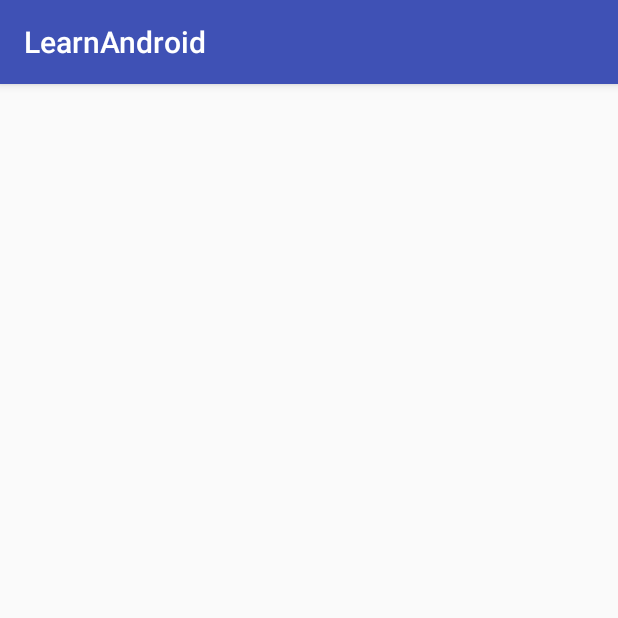
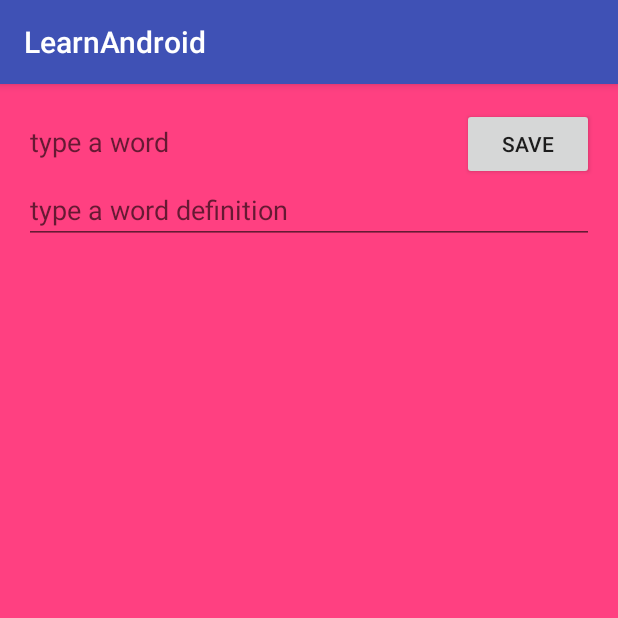
Before and after one commit to anztrax/learn-making-android-app, an Android app: the LearnUsingLoaderActivity screen opened directly, with no data from a screen before it, on a phone screen of 412 x 824 dp, the top half of it. Run offline under Robolectric (Android 15) with nearby library versions, the phone set to English and light mode, and no system bars.

Commit message:
add example of loader thread, finsih sqlite database , (WIP) add Notification , Alert, Sound example

```diff
--- a/app/src/main/java/com/hello/test/learnandroid/LearnDataMainActivity.java
+++ b/app/src/main/java/com/hello/test/learnandroid/LearnDataMainActivity.java
@@ -10,6 +10,7 @@ import android.widget.Toast;
 import com.hello.test.learnandroid.learndata.ExternalStorageActivity;
 import com.hello.test.learnandroid.learndata.InternalStorageActivity;
 import com.hello.test.learnandroid.learndata.LearnPreferencesActivity;
+import com.hello.test.learnandroid.learndata.LearnUsingLoaderActivity;
 import com.hello.test.learnandroid.learndata.LearnUsingSQLIteActivity;
 import com.hello.test.learnandroid.learndata.ReadingResourceFilesActivity;
 
@@ -49,4 +50,8 @@ public class LearnDataMainActivity extends AppCompatActivity{
     Intent intent = new Intent(getApplicationContext(), LearnUsingSQLIteActivity.class);
     startActivity(intent);
   }
+  public void onClickLearnUsingLoaderActivity(View view){
+    Intent intent = new Intent(getApplicationContext(), LearnUsingLoaderActivity.class);
+    startActivity(intent);
+  }
 }
--- a/app/src/main/java/com/hello/test/learnandroid/databasehelper/DictionaryAdapter.java
+++ b/app/src/main/java/com/hello/test/learnandroid/databasehelper/DictionaryAdapter.java
@@ -1,7 +1,28 @@
 package com.hello.test.learnandroid.databasehelper;
 
+import android.content.Context;
+import android.database.Cursor;
+import android.view.LayoutInflater;
+import android.view.View;
+import android.view.ViewGroup;
 import android.widget.CursorAdapter;
+import android.widget.TextView;
+
+import org.w3c.dom.Text;
 
 public class DictionaryAdapter extends CursorAdapter{
+  public DictionaryAdapter(Context context, Cursor cursor,int flags){
+    super(context,cursor,flags);
+  }
 
+  @Override
+  public View newView(Context context, Cursor cursor, ViewGroup parent) {
+    return LayoutInflater.from(context).inflate(android.R.layout.simple_list_item_1,parent,false);
+  }
+
+  @Override
+  public void bindView(View view, Context context, Cursor cursor) {
+    TextView textView = (TextView)view.findViewById(android.R.id.text1);
+    textView.setText(cursor.getString(getCursor().getColumnIndex("word")));
+  }
 }
--- /dev/null
+++ b/app/src/main/java/com/hello/test/learnandroid/databasehelper/DictionaryLoader.java
@@ -0,0 +1,20 @@
+package com.hello.test.learnandroid.databasehelper;
+
+
+import android.content.Context;
+import android.database.Cursor;
+import android.support.v4.content.CursorLoader;
+
+public class DictionaryLoader extends CursorLoader{
+  Context context;
+  public DictionaryLoader(Context context){
+    super(context);
+    this.context = context;
+  }
+
+  @Override
+  public Cursor loadInBackground() {
+    DictionaryDatabase dictionaryDatabase = new DictionaryDatabase(context);
+    return dictionaryDatabase.getWordList();
+  }
+}
--- a/app/src/main/java/com/hello/test/learnandroid/learndata/LearnUsingLoaderActivity.java
+++ b/app/src/main/java/com/hello/test/learnandroid/learndata/LearnUsingLoaderActivity.java
@@ -1,16 +1,85 @@
 package com.hello.test.learnandroid.learndata;
 
+import android.database.Cursor;
+import android.support.v4.app.LoaderManager;
+import android.support.v4.content.Loader;
 import android.support.v7.app.AppCompatActivity;
 import android.os.Bundle;
+import android.view.View;
+import android.widget.AdapterView;
+import android.widget.Button;
+import android.widget.EditText;
+import android.widget.ListView;
+import android.widget.Toast;
 
 import com.hello.test.learnandroid.R;
+import com.hello.test.learnandroid.databasehelper.DictionaryAdapter;
+import com.hello.test.learnandroid.databasehelper.DictionaryDatabase;
+import com.hello.test.learnandroid.databasehelper.DictionaryLoader;
 
-public class LearnUsingLoaderActivity extends AppCompatActivity {
+public class LearnUsingLoaderActivity extends AppCompatActivity implements LoaderManager.LoaderCallbacks<Cursor>{
+  EditText wordEditText;
+  EditText definitionEditText;
+  DictionaryDatabase dictionaryDatabase;
+  ListView mListView;
+  DictionaryAdapter dictionaryAdapter;
+
+  private void saveRecord(){
+    dictionaryDatabase.saveRecord(wordEditText.getText().toString(),definitionEditText.getText().toString());
+    wordEditText.setText("");
+    definitionEditText.setText("");
+    getSupportLoaderManager().restartLoader(0,null,LearnUsingLoaderActivity.this);
+  }
 
   @Override
   protected void onCreate(Bundle savedInstanceState) {
     super.onCreate(savedInstanceState);
     setContentView(R.layout.activity_learn_using_loader);
 
+    dictionaryDatabase = new DictionaryDatabase(this);
+    wordEditText = (EditText)findViewById(R.id.word);
+    definitionEditText = (EditText)findViewById(R.id.definition);
+
+    Button buttonAddUpdate = (Button)findViewById(R.id.button_add_update);
+    buttonAddUpdate.setOnClickListener(new View.OnClickListener() {
+      @Override
+      public void onClick(View v) {
+        saveRecord();
+      }
+    });
+
+    mListView = (ListView)findViewById(R.id.listView);
+    mListView.setOnItemClickListener(new AdapterView.OnItemClickListener() {
+      @Override
+      public void onItemClick(AdapterView<?> parent, View view, int position, long id) {
+        Toast.makeText(getApplicationContext(),dictionaryDatabase.getDefinition(id),Toast.LENGTH_SHORT).show();
+      }
+    });
+    mListView.setOnItemLongClickListener(new AdapterView.OnItemLongClickListener() {
+      @Override
+      public boolean onItemLongClick(AdapterView<?> parent, View view, int position, long id) {
+        Toast.makeText(getApplicationContext(),"Record deleted = " + dictionaryDatabase.deleteRecord(id), Toast.LENGTH_SHORT).show();
+        getSupportLoaderManager().restartLoader(0,null,LearnUsingLoaderActivity.this);
+        return true;
+      }
+    });
+    getSupportLoaderManager().initLoader(0,null,this);
+    dictionaryAdapter = new DictionaryAdapter(this,dictionaryDatabase.getWordList(),0);
+    mListView.setAdapter(dictionaryAdapter);
+  }
+
+  @Override
+  public Loader<Cursor> onCreateLoader(int id, Bundle args) {
+    return new DictionaryLoader(this);
+  }
+
+  @Override
+  public void onLoadFinished(Loader<Cursor> loader, Cursor data) {
+    dictionaryAdapter.swapCursor(data);
+  }
+
+  @Override
+  public void onLoaderReset(Loader<Cursor> loader) {
+    dictionaryAdapter.swapCursor(null);
   }
 }
--- a/app/src/main/res/layout/activity_learn_data_main.xml
+++ b/app/src/main/res/layout/activity_learn_data_main.xml
@@ -37,4 +37,10 @@
         android:layout_width="wrap_content"
         android:layout_height="wrap_content"
         android:onClick="onClickLearnUsingSQLIteActivity"/>
+
+    <Button
+        android:text="Learn using SQLite + Loader"
+        android:layout_width="wrap_content"
+        android:layout_height="wrap_content"
+        android:onClick="onClickLearnUsingLoaderActivity"/>
 </LinearLayout>
--- a/app/src/main/res/layout/activity_learn_using_loader.xml
+++ b/app/src/main/res/layout/activity_learn_using_loader.xml
@@ -8,6 +8,37 @@
     android:paddingLeft="@dimen/activity_horizontal_margin"
     android:paddingRight="@dimen/activity_horizontal_margin"
     android:paddingTop="@dimen/activity_vertical_margin"
-    tools:context="com.hello.test.learnandroid.learndata.LearnUsingLoaderActivity">
+    tools:context="com.hello.test.learnandroid.learndata.LearnUsingSQLIteActivity"
+    android:background="@color/colorAccent">
+    <EditText
+        android:id="@+id/word"
+        android:layout_width="wrap_content"
+        android:layout_height="wrap_content"
+        android:layout_alignParentTop="true"
+        android:layout_alignParentLeft="true"
+        android:layout_alignParentStart="true"
+        android:hint="type a word"/>
+    <EditText
+        android:id="@+id/definition"
+        android:layout_below="@id/word"
+        android:layout_width="match_parent"
+        android:layout_height="wrap_content"
+        android:layout_alignParentLeft="true"
+        android:layout_alignParentStart="true"
+        android:hint="type a word definition"/>
+    <Button
+        android:id="@+id/button_add_update"
+        android:text="Save"
+        android:layout_width="wrap_content"
+        android:layout_height="wrap_content"
+        android:layout_alignParentRight="true"
+        android:layout_alignParentTop="true"/>
 
+    <ListView
+        android:id="@+id/listView"
+        android:layout_below="@id/definition"
+        android:layout_width="wrap_content"
+        android:layout_height="wrap_content"
+        android:layout_alignParentLeft="true"
+        android:layout_alignParentBottom="true" />
 </RelativeLayout>
--- a/app/src/main/res/layout/activity_main.xml
+++ b/app/src/main/res/layout/activity_main.xml
@@ -44,4 +44,8 @@
         android:layout_height="wrap_content"
         android:text="Data Section"
         android:onClick="onClickDataSectionBtn"/>
+
+    <Button
+        android:layout_width="wrap_content"
+        android:layout_height="wrap_content"/>
 </RelativeLayout>
```
